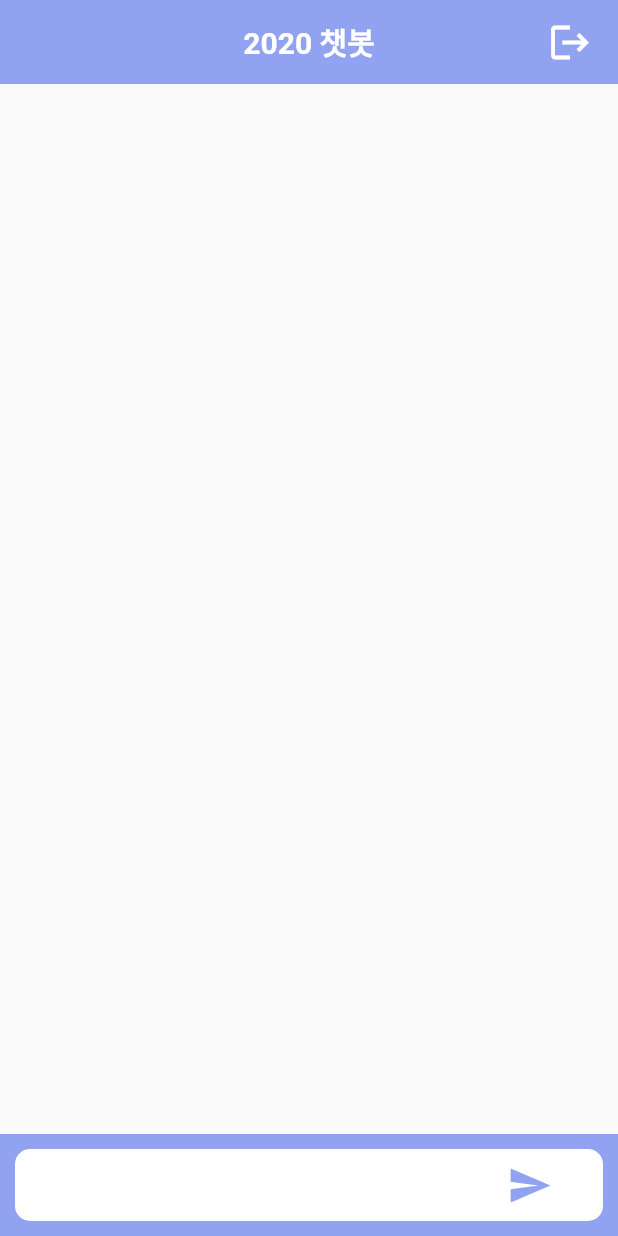
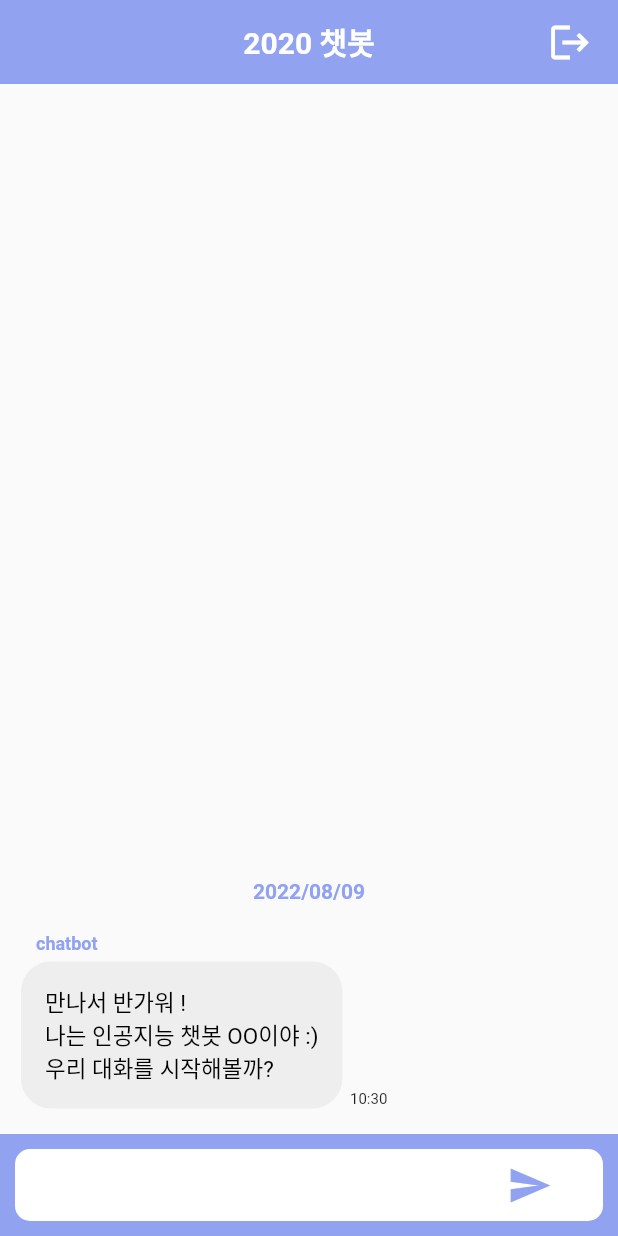
Before and after one commit to Ness731/team2020_gpt3_chatbot, a Flutter app: the screen it shows after launch, after a tap on "대화 시작하기", on a phone screen of 412 x 824 dp. Run offline on Flutter 3.47's test engine with Material 2 defaults, Android fonts, the phone set to English and light mode, and no system bars; missing offline and left inert: translator.

Commit message:
:sparkles: Add translator and :lipstick: Improve UI

```diff
--- a/lib/UI/home.dart
+++ b/lib/UI/home.dart
@@ -2,31 +2,34 @@ import 'package:flutter/material.dart';
 import 'package:intl/intl.dart';
 import 'package:team2020_gpt3_chatbot/model/gpt-3.dart';
 import 'package:team2020_gpt3_chatbot/model/chat.dart';
+
+import '../model/translator.dart';
 
 const c1 = Color(0xff90a2f0);
 const c2 = Colors.white;
 
 class Home extends StatefulWidget {
   String userName;
+  static String OPEN_AI_KEY = ''; // * key 입력 후 실행하세요
+
   late final OpenAI openAI =
-      new OpenAI(apiKey: "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");
+      new OpenAI(apiKey: OPEN_AI_KEY);
 
   Home(this.userName);
 
   @override
-  State<Home> createState() => _HomeState(openAI);
+  State<Home> createState() => _HomeState(openAI, userName);
 }
 
 class _HomeState extends State<Home> {
   var textController = TextEditingController();
   final scrollController = ScrollController();
-
+  String userName;
   OpenAI openAI;
   List<Chat> chat = [];
+  int tokens = 15;
 
-  _HomeState(this.openAI);
-
-  int tokens = 50; // 임시
+  _HomeState(this.openAI, this.userName);
 
   void addData(Chat data) {
     setState(() {
@@ -57,14 +60,32 @@ class _HomeState extends State<Home> {
     return '';
   }
 
+  bool hasDateChanged(Chat pre){
+    return (pre.date.compareTo(getToday()) != 0); // 직전 메시지와 날짜가 다른 경우 true
+  }
+
   String getTime() {
     DateTime now = DateTime.now();
     String time = DateFormat('HH:mm').format(now);
     return time;
   }
 
+  bool flag = false;
+
+  void addStartScript(){
+    String chatDate = dateCheck();
+    String startScript = "만나서 반가워 " + this.userName + "!\n"
+        "나는 인공지능 챗봇 OO이야 :)\n"
+        "우리 대화를 시작해볼까?";
+    addData(Chat(chatDate, getTime(), startScript, true));
+    if(flag == false)
+      flag = true;
+  }
+
   @override
   Widget build(BuildContext context) {
+    if(flag == false)
+      addStartScript();
     return Scaffold(
       appBar: AppBar(
         title: const Text(
@@ -114,6 +135,7 @@ class _HomeState extends State<Home> {
                           vertical: 10, horizontal: 14),
                       child: Column(
                         children: [
+                          if(index == 0 || hasDateChanged(chat[index-1]))
                             Container(
                               margin: (chat[index].date != ''
                                   ? const EdgeInsets.only(bottom: 20)
@@ -151,6 +173,7 @@ class _HomeState extends State<Home> {
                                 : MainAxisAlignment.end),
                             crossAxisAlignment: CrossAxisAlignment.end,
                             children: [
+                              if(chat[index].isAnswer == false)
                                   Container(
                                     margin: const EdgeInsets.fromLTRB(5, 0, 5, 0),
                                     child: Text(
@@ -174,6 +197,14 @@ class _HomeState extends State<Home> {
                                         ? Colors.black
                                         : c2),
                                   ),
+                                ),
+                              ),
+                              if(chat[index].isAnswer)
+                                Container(
+                                  margin: const EdgeInsets.fromLTRB(5, 0, 5, 0),
+                                  child: Text(
+                                    chat[index].time,
+                                    style: const TextStyle(fontSize: 10),
                                   ),
                                 ),
                             ],
@@ -211,25 +242,34 @@ class _HomeState extends State<Home> {
                           margin: const EdgeInsets.symmetric(horizontal: 5),
                           child: MaterialButton(
                             onPressed: () async {
+                              String chatDate = dateCheck();
                               String text = textController.text;
-                              textController.clear();
-                              if (text != '') {
-                                String chatDate = dateCheck();
+
+                              if (text.isNotEmpty) {
                                 addData(Chat(chatDate, getTime(), text, false));
+
                                 scrollController.animateTo(
                                     scrollController.position.maxScrollExtent,
                                     duration: const Duration(milliseconds: 100),
                                     curve: Curves.linear);
+
+                                String translatedText = await translateToEnglish(text);
+
                                 String answer =
-                                    await openAI.complete(text, tokens);
+                                    await openAI.complete(translatedText, tokens);
+
+                                String translatedAnswer = await translateToKorean(answer);
+
                                 if (answer != null) {
-                                  addData(Chat(
-                                      getToday(), getTime(), answer, true));
+                                  addData(Chat(chatDate, getTime(), translatedAnswer, true));
+
                                   scrollController.animateTo(
                                       scrollController.position.maxScrollExtent,
                                       duration:
                                           const Duration(milliseconds: 100),
                                       curve: Curves.linear);
+
+                                  textController.clear();
                                 }
                               }
                             },
```
Lines whose indentation alone changed are shown as unchanged.
